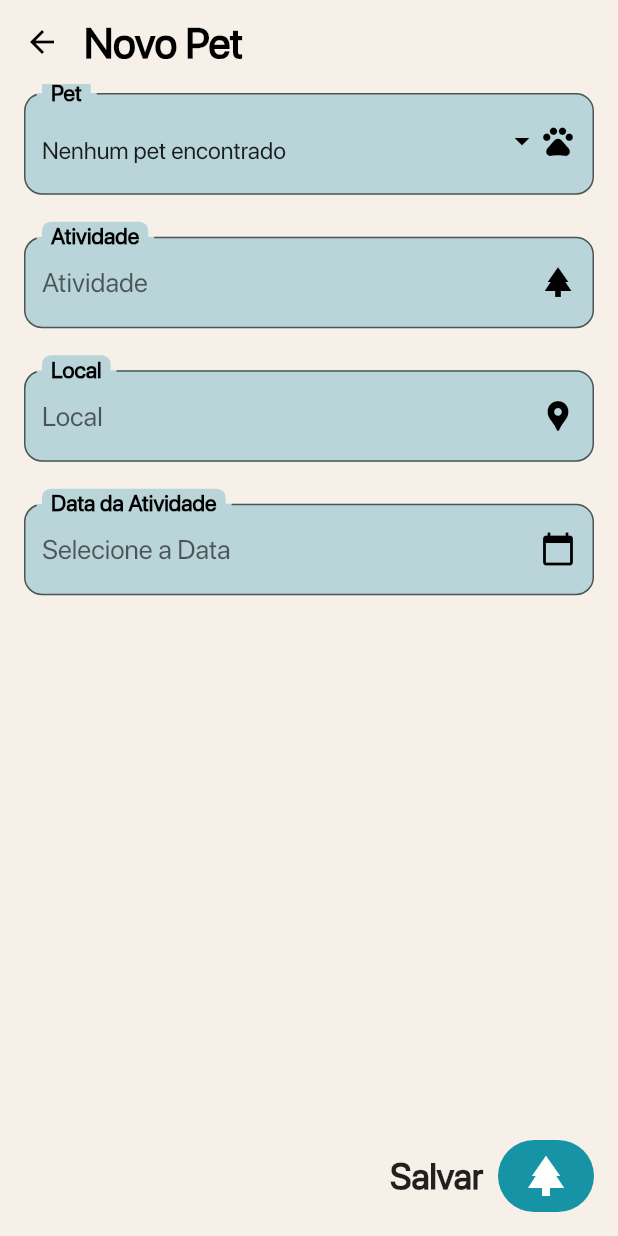
After one commit to gbramoura/petcare, a Flutter app: the AddToursAndActivitiesPage screen opened by its route, after a tap on "Salvar", on a phone screen of 412 x 824 dp. The commit adds this screen. Run offline on Flutter 3.47's test engine with Material 3 defaults, Android fonts, the phone set to English and light mode, and no system bars; our stand-ins replace image_picker, sqflite; missing offline and left inert: age_calculator; accounts and stored records are empty.

Commit message:
Move the page to others directories; Create add page; Create the tours card

```diff
--- a/lib/constants/route_constants.dart
+++ b/lib/constants/route_constants.dart
@@ -4,6 +4,7 @@ class RouteConstants {
   static String addPet = "/add-pet";
   static String vaccinationHistory = '/vaccination-history';
   static String toursAndActivities = '/tours-and-activities';
+  static String addToursAndActivities = '/add-tours-and-activities';
   static String feed = '/feed';
   static String medicHistory = '/medic-history';
 }
--- a/lib/main.dart
+++ b/lib/main.dart
@@ -8,7 +8,8 @@ import 'package:petcare/pages/home_page.dart';
 import 'package:petcare/pages/medic_history_page.dart';
 import 'package:petcare/pages/pets/pets_page.dart';
 import 'package:petcare/pages/splash_page.dart';
-import 'package:petcare/pages/tours_and_activities_page.dart';
+import 'package:petcare/pages/tours_and_activities/add_tours_and_activities_page.dart';
+import 'package:petcare/pages/tours_and_activities/tours_and_activities_page.dart';
 import 'package:petcare/pages/vaccination_history_page.dart';
 import 'package:petcare/providers/petcare_database_provider.dart';
 import 'package:petcare/themes/pet_care_theme.dart';
@@ -60,6 +61,8 @@ class App extends StatelessWidget {
         RouteConstants.toursAndActivities: (context) =>
             ToursAndActivitiesPage(),
         RouteConstants.addPet: (context) => AddPetPage(),
+        RouteConstants.addToursAndActivities: (context) =>
+            AddToursAndActivitiesPage(),
       },
     );
   }
--- a/lib/models/tours_model.dart
+++ b/lib/models/tours_model.dart
@@ -21,13 +21,14 @@ class ToursModel {
     required DateTime date,
     required String observation,
     required int petId,
+    required int id,
   }) {
     return ToursModel(
       activity: activity,
       place: place,
       date: date,
       observation: observation,
-      id: 0,
+      id: id,
       petId: petId,
     );
   }
--- /dev/null
+++ b/lib/pages/tours_and_activities/add_tours_and_activities_page.dart
@@ -0,0 +1,182 @@
+import 'package:flutter/material.dart';
+import 'package:intl/intl.dart';
+import 'package:petcare/models/pet_model.dart';
+import 'package:petcare/models/tours_model.dart';
+import 'package:petcare/pages/loading_page.dart';
+import 'package:petcare/providers/petcare_database_provider.dart';
+import 'package:petcare/repositories/pets_repository.dart';
+import 'package:petcare/repositories/tours_repository.dart';
+import 'package:petcare/themes/pet_care_theme.dart';
+import 'package:petcare/widgets/date_input.dart';
+import 'package:petcare/widgets/dropdown_input.dart';
+import 'package:petcare/widgets/save_button.dart';
+import 'package:petcare/widgets/text_input.dart';
+import 'package:provider/provider.dart';
+
+class AddToursAndActivitiesPage extends StatefulWidget {
+  const AddToursAndActivitiesPage({super.key});
+
+  @override
+  State<AddToursAndActivitiesPage> createState() =>
+      _AddToursAndActivitiesPageState();
+}
+
+class _AddToursAndActivitiesPageState extends State<AddToursAndActivitiesPage> {
+  final _formGlobalKey = GlobalKey<FormState>();
+  final _activityController = TextEditingController();
+  final _placeController = TextEditingController();
+  final _dateController = TextEditingController();
+
+  late ToursRepository _toursRepository;
+  late List<PetModel> _pets = [];
+  late PetModel? _selectedPet;
+
+  bool _loading = false;
+
+  @override
+  void initState() {
+    super.initState();
+    _load();
+  }
+
+  _load() async {
+    setState(() {
+      _loading = true;
+    });
+
+    var provider = Provider.of<PetcareDatabaseProvider>(context, listen: false);
+    var database = provider.getDatabase();
+    var toursRepository = ToursRepository(database);
+    var petsRepository = PetsRepository(database);
+
+    var pets = await petsRepository.list();
+    var pet = PetModel.create(
+      id: 0,
+      name: '',
+      breed: '',
+      bornDate: DateTime(0),
+      observation: '',
+      image: '',
+    );
+
+    setState(() {
+      _toursRepository = toursRepository;
+      _pets = pets;
+      _loading = false;
+      _selectedPet = pet;
+    });
+  }
+
+  _save() async {
+    var tours = await _toursRepository.list();
+    var value = ToursModel.create(
+      id: tours.length,
+      activity: _activityController.text,
+      date: DateFormat("dd/MM/yyyy").parse(_dateController.text),
+      observation: '',
+      place: _placeController.text,
+      petId: _selectedPet?.id ?? 0,
+    );
+
+    await _toursRepository.create(value);
+
+    if (mounted) {
+      Navigator.pop(context);
+    }
+  }
+
+  List<DropdownMenuItem<PetModel>> _dropdownMap() {
+    if (_pets.isEmpty) {
+      return [];
+    }
+
+    return _pets
+        .map<DropdownMenuItem<PetModel>>(
+          (pet) => DropdownMenuItem(
+            value: pet,
+            child: Text(pet.name),
+          ),
+        )
+        .toList();
+  }
+
+  @override
+  Widget build(BuildContext context) {
+    if (_loading) {
+      return LoadingPage();
+    }
+
+    return Scaffold(
+      appBar: _appBar(context),
+      body: _body(context),
+      floatingActionButtonLocation: FloatingActionButtonLocation.endFloat,
+      floatingActionButton: _floatingActionButton(context),
+    );
+  }
+
+  AppBar _appBar(BuildContext context) {
+    return AppBar(
+      titleSpacing: 0,
+      title: Text(
+        'Novo Pet',
+        style: TextStyle(
+          fontSize: 28,
+          fontWeight: FontWeight.w600,
+        ),
+      ),
+      shadowColor: Colors.transparent,
+    );
+  }
+
+  Widget _body(BuildContext context) {
+    return Form(
+      key: _formGlobalKey,
+      child: Column(
+        children: [
+          DropdownInput(
+            items: _dropdownMap(),
+            label: 'Pet',
+            hint: 'Nenhum pet encontrado',
+            icon: Icons.pets,
+            backgroundColor: PetCareTheme.blue_250,
+            value: _selectedPet,
+            onChanged: (value) => {
+              setState(() {
+                _selectedPet = value;
+              })
+            },
+          ),
+          SizedBox(height: 16),
+          TextInput(
+            backgroundColor: PetCareTheme.blue_250,
+            label: 'Atividade',
+            controller: _activityController,
+            icon: Icons.park,
+          ),
+          SizedBox(height: 16),
+          TextInput(
+            backgroundColor: PetCareTheme.blue_250,
+            label: 'Local',
+            controller: _placeController,
+            icon: Icons.location_pin,
+          ),
+          SizedBox(height: 16),
+          DateInput(
+            backgroundColor: PetCareTheme.blue_250,
+            label: 'Data da Atividade',
+            controller: _dateController,
+          ),
+        ],
+      ),
+    );
+  }
+
+  Widget _floatingActionButton(BuildContext context) {
+    return SaveButton(
+      label: 'Salvar',
+      color: PetCareTheme.blue_300,
+      icon: Icons.park,
+      onPressed: _save,
+    );
+  }
+}
--- a/lib/themes/pet_care_theme.dart
+++ b/lib/themes/pet_care_theme.dart
@@ -6,6 +6,7 @@ class PetCareTheme {
   static Color orange_300 = Color.fromRGBO(239, 115, 65, 1);
   static Color orange_500 = Color.fromRGBO(215, 131, 63, 1);
 
+  static Color blue_250 = Color.fromRGBO(185, 213, 217, 1);
   static Color blue_300 = Color.fromRGBO(22, 148, 165, 1);
 
   static Color pink_100 = Color.fromRGBO(254, 144, 133, 1);
```
Also changed, not shown: lib/pages/tours_and_activities/tours_and_activities_page.dart (renamed from lib/pages/tours_and_activities_page.dart, +34 -3 lines), lib/repositories/tours_repository.dart (+6 -6 lines), lib/widgets/tours_card.dart (added, +105 -0 lines).
